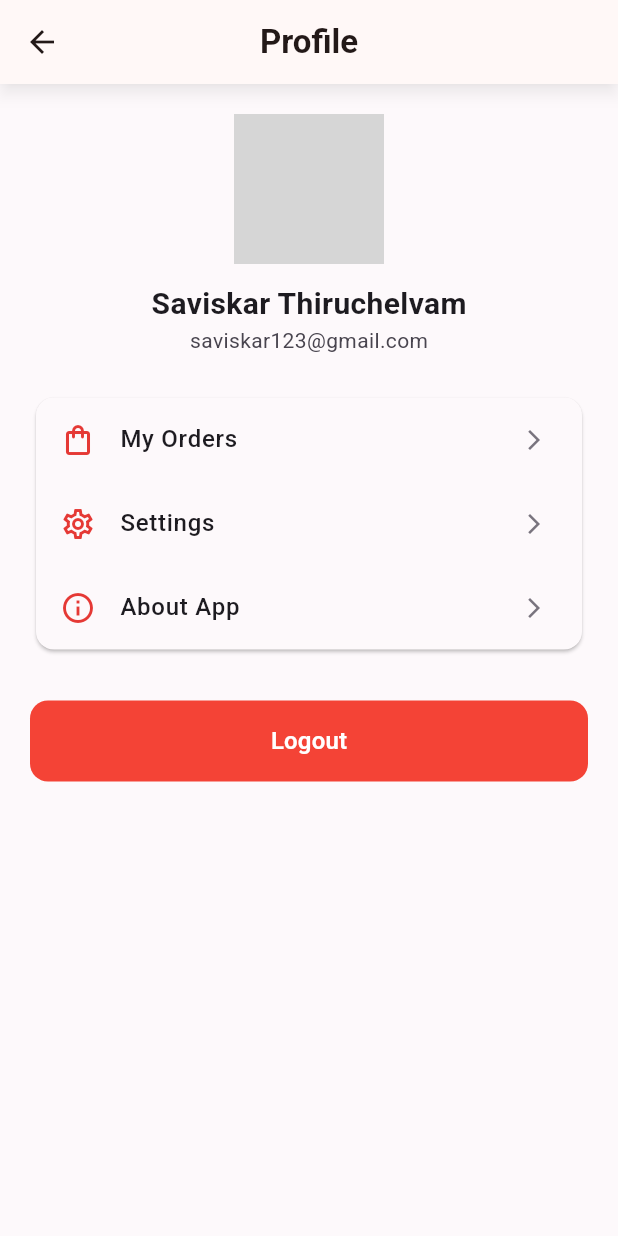
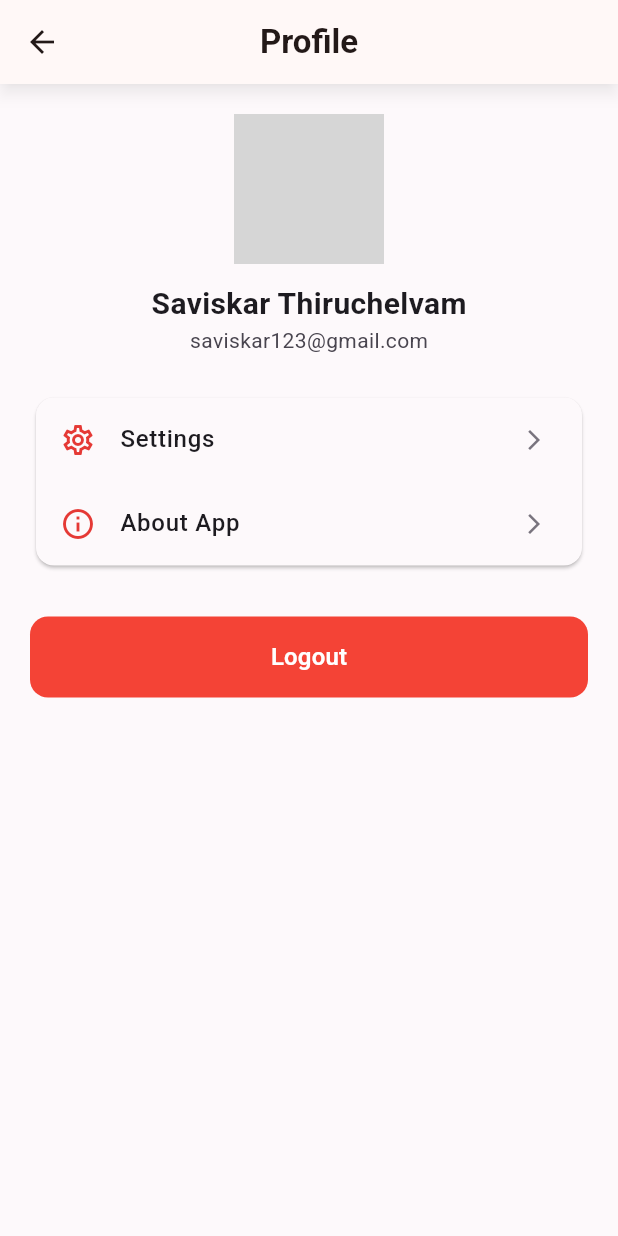
Before and after one commit to Saviskar/MAD-PetHaven, a Flutter app: the Profile screen opened directly, on a phone screen of 412 x 824 dp. Run offline on Flutter 3.47's test engine with Material 3 defaults, Android fonts, the phone set to English and light mode, and no system bars; our stand-ins replace shared_preferences; accounts and stored records are empty; grey boxes are pictures that could not be loaded.

Commit message:
fix: removed unused feature

```diff
--- a/lib/pages/profile.dart
+++ b/lib/pages/profile.dart
@@ -52,12 +52,6 @@ class Profile extends StatelessWidget {
               child: Column(
                 children: [
                   ProfileTile(
-                    icon: Icons.shopping_bag_outlined,
-                    title: 'My Orders',
-                    onTap: () {},
-                    scheme: scheme,
-                  ),
-                  ProfileTile(
                     icon: Icons.settings_outlined,
                     title: 'Settings',
                     onTap: () {},
```
